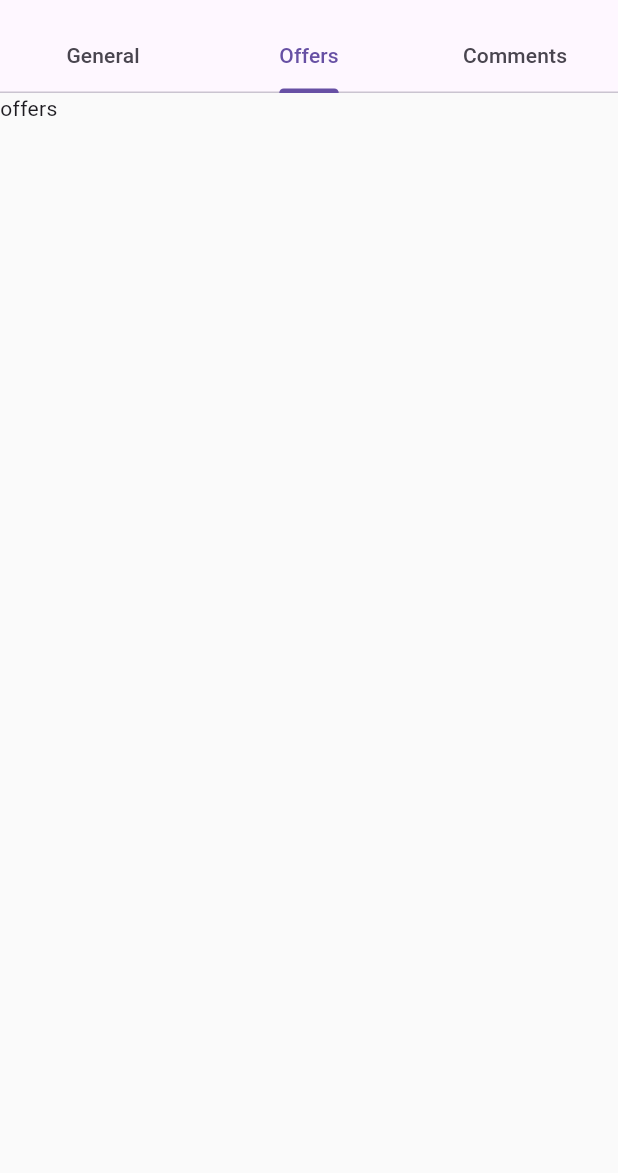
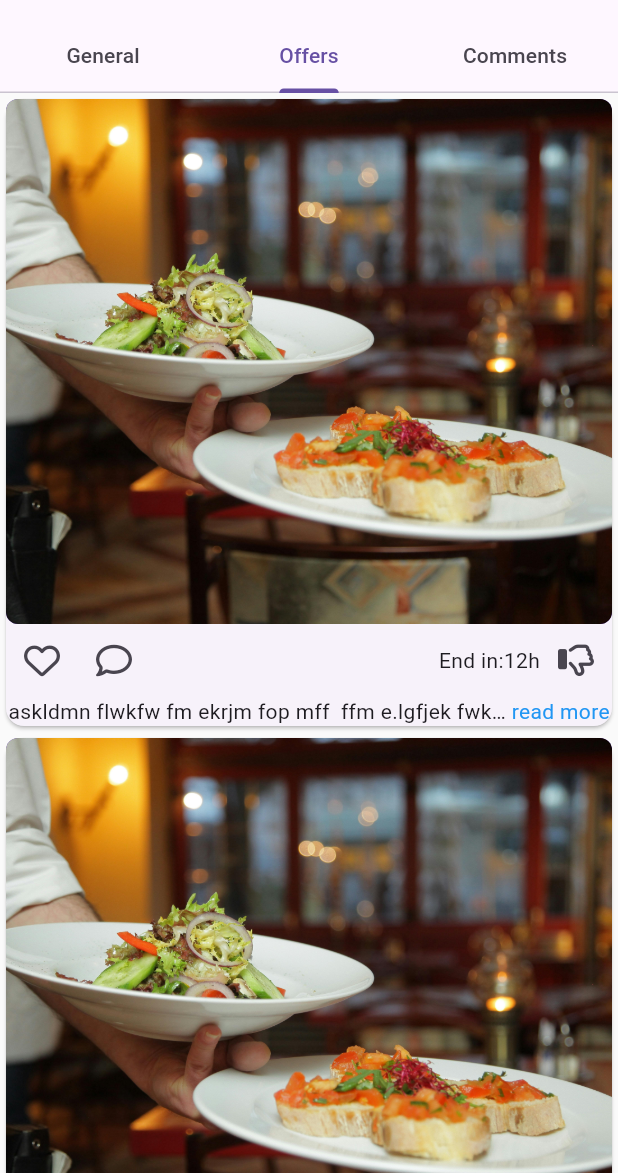
Before and after one commit to m313a313/EMA-Flutter, a Flutter app: the PlacePage screen opened directly with sample values from the repository, tab 2 chosen, on a phone screen of 412 x 824 dp, the part 63-1236 px from its top. Run offline on Flutter 3.47's test engine with Material 3 defaults, Android fonts, the phone set to English and light mode, and no system bars; drawn by our look-alikes of readmore; our stand-ins replace dio, flutter_bloc, font_awesome_flutter, google_maps_flutter, lite_rolling_switch, modal_progress_hud_nsn and 1 more; accounts and stored records are empty.

Commit message:
Add new pages offers

```diff
--- a/lib/main.dart
+++ b/lib/main.dart
@@ -23,7 +23,7 @@ class Market extends StatelessWidget {
         create: ((context) => AuthCubit()),
         child: MaterialApp(
           theme: ThemeData(
-              //useMaterial3: false,
+              useMaterial3: true,
 
               // colorScheme: ColorScheme.fromSeed(seedColor: Colors.blue),
               ),
--- /dev/null
+++ b/lib/place_info/Offers Page/offers_page.dart
@@ -0,0 +1,73 @@
+import 'package:flutter/material.dart';
+import 'package:font_awesome_flutter/font_awesome_flutter.dart';
+import 'package:readmore/readmore.dart';
+
+class OffersPage extends StatelessWidget {
+  const OffersPage({
+    super.key,
+  });
+
+  @override
+  Widget build(BuildContext context) {
+    return Column(
+      children: [
+        Expanded(
+          child: ListView.builder(
+            itemCount: 3,
+            itemBuilder: (context, index) {
+              return Card(
+                child: Column(
+                  children: [
+                    Container(
+                      height: 350,
+                      width: double.infinity,
+                      decoration: BoxDecoration(
+                          image: DecorationImage(
+                              image: AssetImage('images/ad.jpg'),
+                              fit: BoxFit.cover),
+                          borderRadius: BorderRadius.circular(8),
+                          color: Colors.deepPurple),
+                      // child: Text('data'),
+                    ),
+                    Row(
+                      mainAxisAlignment: MainAxisAlignment.spaceBetween,
+                      children: [
+                        Row(
+                          children: [
+                            IconButton(
+                                onPressed: () {},
+                                icon: Icon(FontAwesomeIcons.heart)),
+                            IconButton(
+                                onPressed: () {},
+                                icon: Icon(FontAwesomeIcons.comment)),
+                          ],
+                        ),
+                        Row(
+                          children: [
+                            Text('End in:12h'),
+                            IconButton(
+                                onPressed: () {},
+                                icon: Icon(FontAwesomeIcons.thumbsDown)
+                                // Icon(Icons.bookmark_add_outlined)
+                                ),
+                          ],
+                        )
+                      ],
+                    ),
+                    ReadMoreText(
+                      'askldmn flwkfw fm ekrjm fop mff  ffm e.lgfjek fwkejfwe ffwelkfwe f fwkfwefw fwi  fwf wfinwf fwfwf wfwmfowfn w d wfiwf w fw mfwiofnwfwfnwf w fc wvhs,fw',
+                      trimLines: 1,
+                      trimMode: TrimMode.Line,
+                      moreStyle: TextStyle(color: Colors.blue),
+                      lessStyle: TextStyle(color: Colors.redAccent[100]),
+                    )
+                  ],
+                ),
+              );
+            },
+          ),
+        )
+      ],
+    );
+  }
+}
--- a/lib/place_info/place.dart
+++ b/lib/place_info/place.dart
@@ -1,4 +1,5 @@
 import 'package:ema/place_info/General%20page/general_page.dart';
+import 'package:ema/place_info/Offers%20Page/offers_page.dart';
 import 'package:flutter/material.dart';
 import 'package:ema/Models/places.dart';
 
@@ -34,7 +35,7 @@ class _PlacePageState extends State<PlacePage> {
         body: const TabBarView(
           children: [
             GeneralPage(),
-            Text('offers'),
+            OffersPage(),
             Text('comments'),
           ],
         ),
--- a/pubspec.yaml
+++ b/pubspec.yaml
@@ -34,7 +34,7 @@ dependencies:
   flutter_bloc: ^8.1.3
   # fluttertoast: ^8.2.4
   shared_preferences: ^2.2.2
-  font_awesome_flutter: ^10.6.0
+  font_awesome_flutter: ^10.7.0
   lite_rolling_switch: ^1.0.1
   modal_progress_hud_nsn: ^0.5.1
   google_maps_flutter: ^2.5.3
@@ -42,6 +42,7 @@ dependencies:
   # The following adds the Cupertino Icons font to your application.
   # Use with the CupertinoIcons class for iOS style icons.
   cupertino_icons: ^1.0.6
+  readmore: ^2.2.0
 
 dev_dependencies:
   flutter_test:
```
Also changed, not shown: lib/pages/profile_page.dart (+46 -45 lines), lib/place_info/General page/widgets/place_details_container.dart (+6 -3 lines), images/ad.jpg (added), pubspec.lock.
